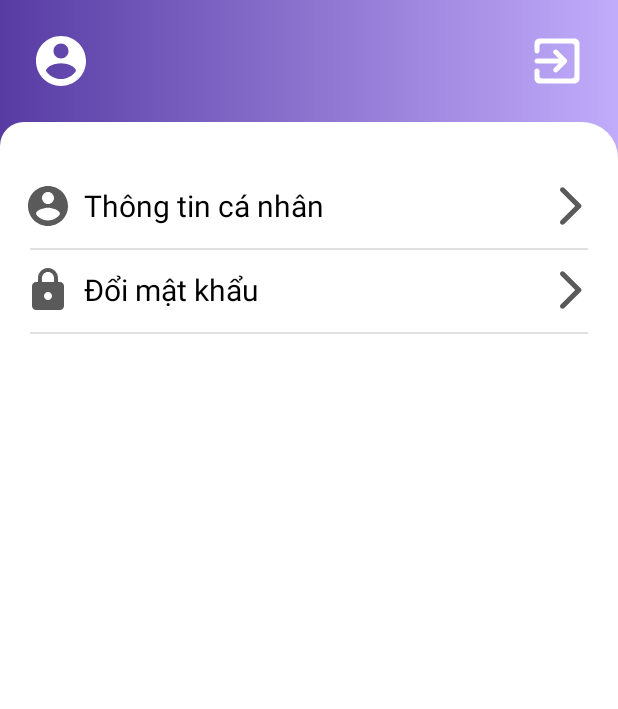
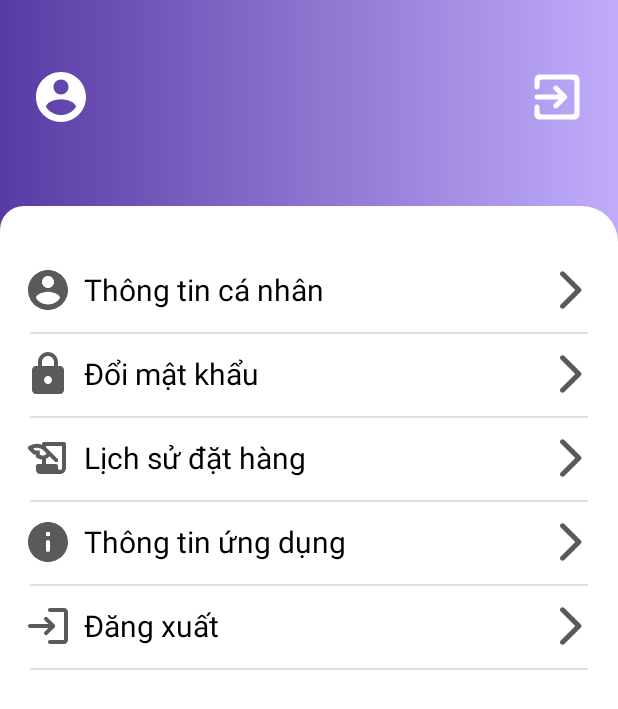
Before and after one commit to tohuyendieu/android, an Android app: the AccountActivity screen opened directly, with no data from a screen before it, on a phone screen of 412 x 824 dp. Shown: the top 709 px of the screen. Run offline under Robolectric (Android 15) with nearby library versions, the phone set to English and light mode, and no system bars.

Commit message:
Update Account Detail menu

```diff
--- a/app/src/main/java/fptu/ninhtbm/thebookshop/ui/account/AccountActivity.java
+++ b/app/src/main/java/fptu/ninhtbm/thebookshop/ui/account/AccountActivity.java
@@ -1,20 +1,20 @@
 package fptu.ninhtbm.thebookshop.ui.account;
 
-import androidx.appcompat.app.AppCompatActivity;
-
 import android.os.Bundle;
-import android.view.View;
 import android.widget.ImageButton;
 import android.widget.TextView;
-import android.widget.Toast;
+
+import androidx.appcompat.app.AppCompatActivity;
 
 import fptu.ninhtbm.thebookshop.R;
 
 public class AccountActivity extends AppCompatActivity {
 
-//    private ImageButton btnBack;
-//    private ImageButton btnOption;
-//    private TextView textLabel;
+    private ImageButton btnExit;
+    private TextView btnViewDetailInformation;
+    private TextView btnChangePassword;
+    private TextView btnLogout;
+
     @Override
     protected void onCreate(Bundle savedInstanceState) {
         super.onCreate(savedInstanceState);
@@ -22,17 +22,16 @@ public class AccountActivity extends AppCompatActivity {
         initViews();
         setListener();
     }
+
     private void initViews() {
-//        btnBack = findViewById(R.id.btn_back);
-//        btnOption = findViewById(R.id.btn_option);
-//        btnOption.setVisibility(View.VISIBLE);
-//        textLabel = findViewById(R.id.text_label);
-//        textLabel.setText(getString(R.string.txt_account_info));
+        btnExit = findViewById(R.id.btn_exit);
+        btnViewDetailInformation = findViewById(R.id.btn_view_detail_information);
+        btnChangePassword = findViewById(R.id.btn_change_password);
+        btnLogout = findViewById(R.id.btn_logout);
     }
 
     private void setListener() {
-//        btnBack.setOnClickListener(v -> finish());
-//        btnOption.setOnClickListener( v -> Toast.makeText(this, "Edit account", Toast.LENGTH_SHORT).show());
+        btnExit.setOnClickListener(v -> finish());
     }
 
 }
--- a/app/src/main/java/fptu/ninhtbm/thebookshop/ui/home/MainActivity.java
+++ b/app/src/main/java/fptu/ninhtbm/thebookshop/ui/home/MainActivity.java
@@ -21,6 +21,7 @@ import java.util.List;
 import fptu.ninhtbm.thebookshop.R;
 import fptu.ninhtbm.thebookshop.model.Book;
 import fptu.ninhtbm.thebookshop.ui.account.AccountActivity;
+import fptu.ninhtbm.thebookshop.ui.cart.CartActivity;
 import fptu.ninhtbm.thebookshop.ui.home.adapter.BookRecyclerAdapter;
 import fptu.ninhtbm.thebookshop.ui.home.adapter.SliderBannerAdapter;
 
@@ -94,8 +95,8 @@ public class MainActivity extends AppCompatActivity {
             startActivity(intent);
         });
         mBtnCart.setOnClickListener(v -> {
-//            Intent intent = new Intent(this, CartActivity.class);
-//            startActivity(intent);
+            Intent intent = new Intent(this, CartActivity.class);
+            startActivity(intent);
         });
     }
 
--- /dev/null
+++ b/app/src/main/res/drawable/ic_round_history_32.xml
@@ -0,0 +1,5 @@
+<vector android:height="32dp" android:tint="#FFFFFF"
+    android:viewportHeight="24" android:viewportWidth="24"
+    android:width="32dp" xmlns:android="http://schemas.android.com/apk/res/android">
+    <path android:fillColor="@android:color/white" android:pathData="M9,5v0.38c-0.83,-0.33 -1.72,-0.5 -2.61,-0.5c-1.42,0 -2.84,0.43 -4.05,1.29C1.83,6.53 1.77,7.26 2.21,7.7l2.57,2.57h1.11v1.11c0.86,0.86 1.98,1.31 3.11,1.36V15H7c-0.55,0 -1,0.45 -1,1v2c0,1.1 0.9,2 2,2h10c1.66,0 3,-1.34 3,-3V5c0,-0.55 -0.45,-1 -1,-1H10C9.45,4 9,4.45 9,5zM7.89,10.41V8.26H5.61L4.57,7.22C5.14,7 5.76,6.88 6.39,6.88c1.34,0 2.59,0.52 3.54,1.46l1.41,1.41l-0.2,0.2c-0.51,0.51 -1.19,0.8 -1.92,0.8C8.75,10.75 8.29,10.63 7.89,10.41zM19,17c0,0.55 -0.45,1 -1,1s-1,-0.45 -1,-1v-1c0,-0.55 -0.45,-1 -1,-1h-5v-2.59c0.57,-0.23 1.1,-0.57 1.56,-1.03l0.2,-0.2L15.59,14H17v-1.41l-6,-5.97V6h8V17z"/>
+</vector>
--- /dev/null
+++ b/app/src/main/res/drawable/ic_round_info_32.xml
@@ -0,0 +1,5 @@
+<vector android:height="32dp" android:tint="#FFFFFF"
+    android:viewportHeight="24" android:viewportWidth="24"
+    android:width="32dp" xmlns:android="http://schemas.android.com/apk/res/android">
+    <path android:fillColor="@android:color/white" android:pathData="M12,2C6.48,2 2,6.48 2,12s4.48,10 10,10 10,-4.48 10,-10S17.52,2 12,2zM12,17c-0.55,0 -1,-0.45 -1,-1v-4c0,-0.55 0.45,-1 1,-1s1,0.45 1,1v4c0,0.55 -0.45,1 -1,1zM13,9h-2L11,7h2v2z"/>
+</vector>
--- /dev/null
+++ b/app/src/main/res/drawable/ic_round_login_32.xml
@@ -0,0 +1,5 @@
+<vector android:height="32dp" android:tint="#FFFFFF"
+    android:viewportHeight="24" android:viewportWidth="24"
+    android:width="32dp" xmlns:android="http://schemas.android.com/apk/res/android">
+    <path android:fillColor="@android:color/white" android:pathData="M10.3,7.7L10.3,7.7c-0.39,0.39 -0.39,1.01 0,1.4l1.9,1.9H3c-0.55,0 -1,0.45 -1,1v0c0,0.55 0.45,1 1,1h9.2l-1.9,1.9c-0.39,0.39 -0.39,1.01 0,1.4l0,0c0.39,0.39 1.01,0.39 1.4,0l3.59,-3.59c0.39,-0.39 0.39,-1.02 0,-1.41L11.7,7.7C11.31,7.31 10.69,7.31 10.3,7.7zM20,19h-7c-0.55,0 -1,0.45 -1,1v0c0,0.55 0.45,1 1,1h7c1.1,0 2,-0.9 2,-2V5c0,-1.1 -0.9,-2 -2,-2h-7c-0.55,0 -1,0.45 -1,1v0c0,0.55 0.45,1 1,1h7V19z"/>
+</vector>
--- a/app/src/main/res/layout/activity_account.xml
+++ b/app/src/main/res/layout/activity_account.xml
@@ -13,6 +13,7 @@
         android:layout_width="match_parent"
         android:layout_height="wrap_content"
         android:padding="8dp"
+        android:layout_marginTop="24dp"
         app:layout_constraintTop_toTopOf="parent">
 
         <ImageButton
@@ -48,7 +49,7 @@
             tools:text="0987654321" />
 
         <ImageButton
-            android:id="@+id/img_exit"
+            android:id="@+id/btn_exit"
             android:layout_width="0dp"
             android:layout_height="0dp"
             android:background="@android:color/transparent"
@@ -64,6 +65,7 @@
     <ScrollView
         android:layout_width="0dp"
         android:layout_height="0dp"
+        android:layout_marginTop="32dp"
         android:background="@drawable/bg_corner_login_panel"
         app:layout_constraintBottom_toBottomOf="parent"
         app:layout_constraintEnd_toEndOf="parent"
@@ -142,6 +144,102 @@
                 app:layout_constraintEnd_toEndOf="@+id/btn_change_password"
                 app:layout_constraintStart_toStartOf="@+id/btn_change_password"
                 app:layout_constraintTop_toBottomOf="@+id/btn_change_password" />
+
+            <TextView
+                android:id="@+id/btn_history"
+                style="@style/TextItemMenu"
+                android:layout_width="match_parent"
+                android:layout_height="wrap_content"
+                android:layout_marginTop="8dp"
+                android:background="?attr/selectableItemBackground"
+                android:clickable="true"
+                android:drawablePadding="8dp"
+                android:focusable="true"
+                android:gravity="start|center"
+                android:padding="8dp"
+                android:text="@string/text_history_order"
+                android:textColor="@color/selector_text_item_menu_color"
+                app:drawableEndCompat="@drawable/ic_round_arrow_forward_ios_32"
+                app:drawableStartCompat="@drawable/ic_round_history_32"
+                app:drawableTint="@color/selector_icon_item_menu_color"
+                app:layout_constraintTop_toBottomOf="@id/btn_change_password" />
+
+            <View
+                android:id="@+id/divider3"
+                android:layout_width="0dp"
+                android:layout_height="1dp"
+                android:layout_marginStart="12dp"
+                android:layout_marginTop="4dp"
+                android:layout_marginEnd="12dp"
+                android:layout_weight="1"
+                android:background="?android:attr/listDivider"
+                app:layout_constraintEnd_toEndOf="@+id/btn_history"
+                app:layout_constraintStart_toStartOf="@+id/btn_history"
+                app:layout_constraintTop_toBottomOf="@+id/btn_history" />
+
+            <TextView
+                android:id="@+id/btn_about_app"
+                style="@style/TextItemMenu"
+                android:layout_width="match_parent"
+                android:layout_height="wrap_content"
+                android:layout_marginTop="8dp"
+                android:background="?attr/selectableItemBackground"
+                android:clickable="true"
+                android:drawablePadding="8dp"
+                android:focusable="true"
+                android:gravity="start|center"
+                android:padding="8dp"
+                android:text="@string/text_about_app"
+                android:textColor="@color/selector_text_item_menu_color"
+                app:drawableEndCompat="@drawable/ic_round_arrow_forward_ios_32"
+                app:drawableStartCompat="@drawable/ic_round_info_32"
+                app:drawableTint="@color/selector_icon_item_menu_color"
+                app:layout_constraintTop_toBottomOf="@id/btn_history" />
+
+            <View
+                android:id="@+id/divider4"
+                android:layout_width="0dp"
+                android:layout_height="1dp"
+                android:layout_marginStart="12dp"
+                android:layout_marginTop="4dp"
+                android:layout_marginEnd="12dp"
+                android:layout_weight="1"
+                android:background="?android:attr/listDivider"
+                app:layout_constraintEnd_toEndOf="@+id/btn_about_app"
+                app:layout_constraintStart_toStartOf="@+id/btn_about_app"
+                app:layout_constraintTop_toBottomOf="@+id/btn_about_app" />
+
+            <TextView
+                android:id="@+id/btn_logout"
+                style="@style/TextItemMenu"
+                android:layout_width="match_parent"
+                android:layout_height="wrap_content"
+                android:layout_marginTop="8dp"
+                android:background="?attr/selectableItemBackground"
+                android:clickable="true"
+                android:drawablePadding="8dp"
+                android:focusable="true"
+                android:gravity="start|center"
+                android:padding="8dp"
+                android:text="@string/text_logout"
+                android:textColor="@color/selector_text_item_menu_color"
+                app:drawableEndCompat="@drawable/ic_round_arrow_forward_ios_32"
+                app:drawableStartCompat="@drawable/ic_round_login_32"
+                app:drawableTint="@color/selector_icon_item_menu_color"
+                app:layout_constraintTop_toBottomOf="@id/btn_about_app" />
+
+            <View
+                android:id="@+id/divider2"
+                android:layout_width="0dp"
+                android:layout_height="1dp"
+                android:layout_marginStart="12dp"
+                android:layout_marginTop="4dp"
+                android:layout_marginEnd="12dp"
+                android:layout_weight="1"
+                android:background="?android:attr/listDivider"
+                app:layout_constraintEnd_toEndOf="@+id/btn_logout"
+                app:layout_constraintStart_toStartOf="@+id/btn_logout"
+                app:layout_constraintTop_toBottomOf="@+id/btn_logout" />
         </androidx.constraintlayout.widget.ConstraintLayout>
 
     </ScrollView>
--- a/app/src/main/res/values/strings.xml
+++ b/app/src/main/res/values/strings.xml
@@ -26,4 +26,7 @@
     <string name="txt_label_phone">Phone</string>
     <string name="text_user_info">Thông tin cá nhân</string>
     <string name="text_change_password">Đổi mật khẩu</string>
+    <string name="text_logout">Đăng xuất</string>
+    <string name="text_about_app">Thông tin ứng dụng</string>
+    <string name="text_history_order">Lịch sử đặt hàng</string>
 </resources>
```
